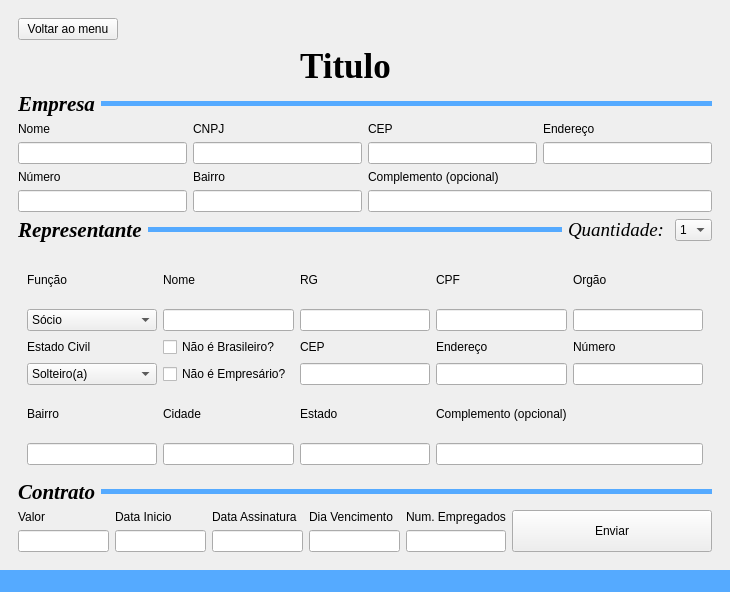
The window that code/src/ui/window_cps.ui (Sl3nc/CPS_Auto) describes before a commit, drawn with Qt 5.
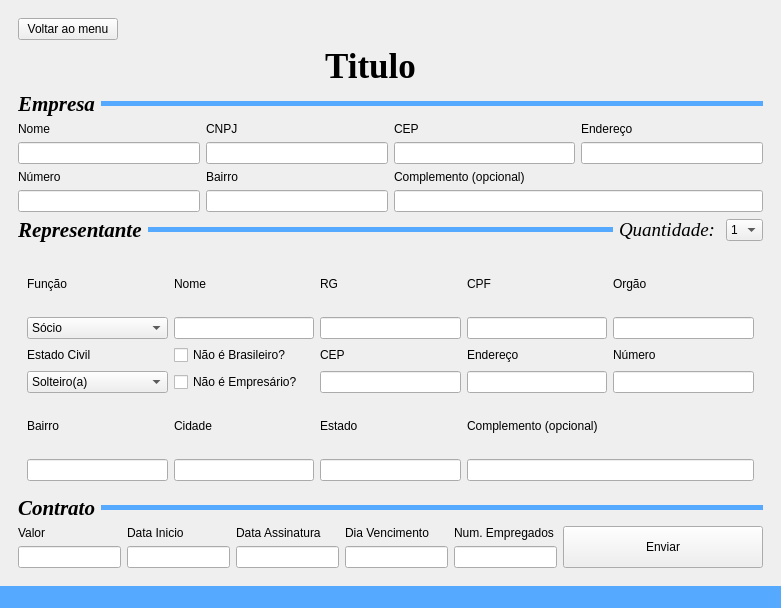
The same window after the commit. The open tabs and pages were chosen to show the change. Icons and pictures are not drawn.

The edit to the form file:
```diff
--- a/code/src/ui/window_cps.ui
+++ b/code/src/ui/window_cps.ui
@@ -6,10 +6,16 @@
    <rect>
     <x>0</x>
     <y>0</y>
-    <width>643</width>
-    <height>592</height>
+    <width>781</width>
+    <height>608</height>
    </rect>
   </property>
+  <property name="minimumSize">
+   <size>
+    <width>781</width>
+    <height>0</height>
+   </size>
+  </property>
   <property name="windowTitle">
    <string>MainWindow</string>
   </property>
@@ -211,7 +217,7 @@
             </property>
            </widget>
           </item>
-          <item row="1" column="3" alignment="">
+          <item row="1" column="3">
            <widget class="QLabel" name="logo_form">
             <property name="maximumSize">
              <size>
```
Left out of the diff: 4 changed lines with no effect on the pictures.
